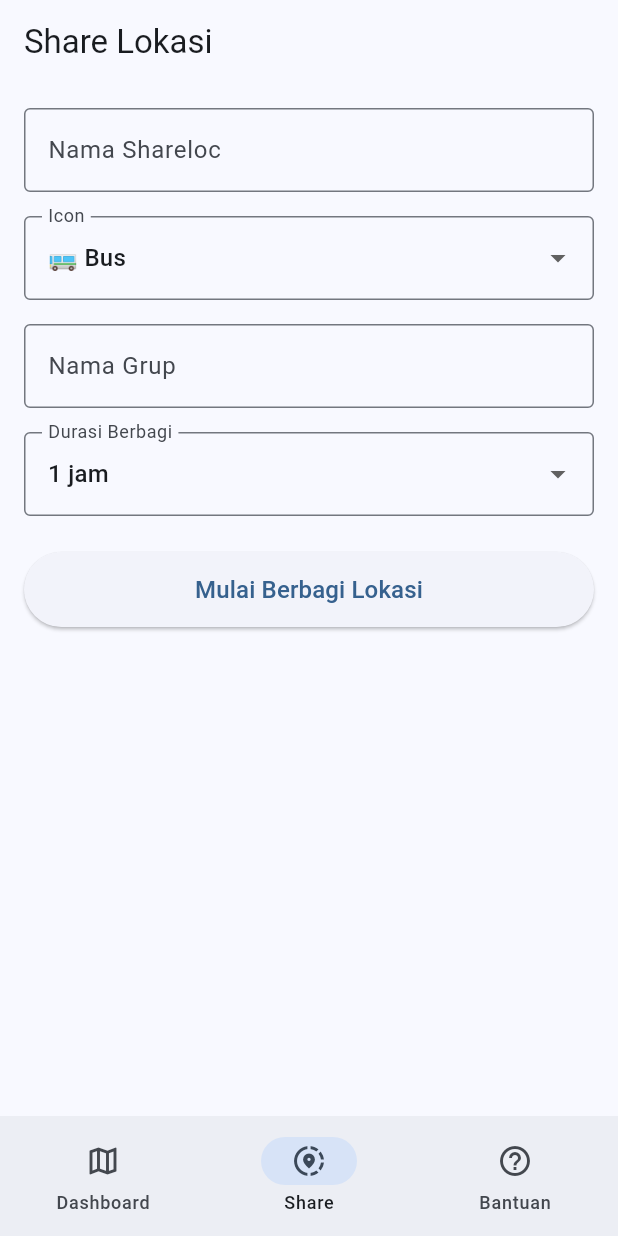
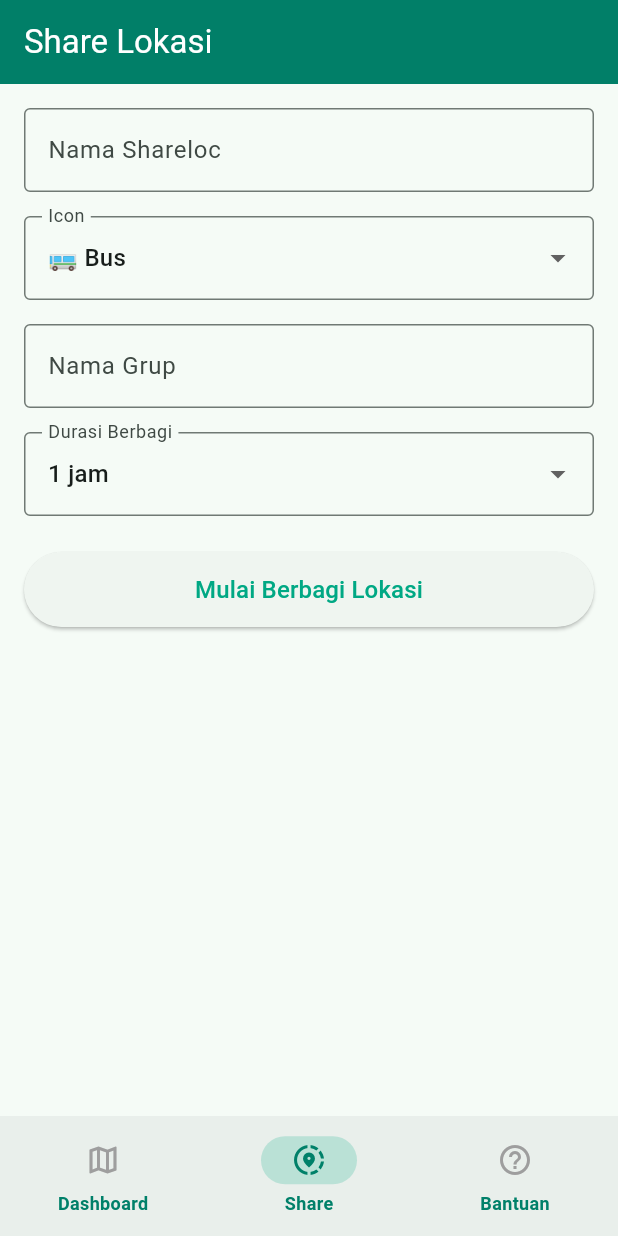
Before and after one commit to ombapit/shareliveloc, a Flutter app: the screen it shows after launch, item 2 of the bottom bar chosen, on a phone screen of 412 x 824 dp. Run offline on Flutter 3.47's test engine with Material 3 defaults, Android fonts, the phone set to English and light mode, and no system bars; our stand-ins replace connectivity_plus, emoji_picker_flutter, flutter_local_notifications, flutter_map, geolocator, google_mobile_ads and 3 more; missing offline and left inert: flutter_background_service, in_app_update; network calls fail.

```diff
--- a/shareliveloc-mobile/lib/main.dart
+++ b/shareliveloc-mobile/lib/main.dart
@@ -1,6 +1,7 @@
 import 'package:flutter/material.dart';
 import 'screens/splash_screen.dart';
 import 'services/location_service.dart';
+import 'theme.dart';
 
 void main() async {
   WidgetsFlutterBinding.ensureInitialized();
@@ -16,10 +17,7 @@
     return MaterialApp(
       title: 'ShareLiveLoc',
       debugShowCheckedModeBanner: false,
-      theme: ThemeData(
-        colorSchemeSeed: Colors.blue,
-        useMaterial3: true,
-      ),
+      theme: AppTheme.light(),
       home: const SplashScreen(),
     );
   }
--- a/shareliveloc-mobile/lib/screens/splash_screen.dart
+++ b/shareliveloc-mobile/lib/screens/splash_screen.dart
@@ -111,7 +111,7 @@
     return PopScope(
       canPop: !_mandatoryUpdate,
       child: Scaffold(
-        backgroundColor: const Color(0xFF2196F3),
+        backgroundColor: const Color(0xFF008069),
         body: Center(
           child: FadeTransition(
             opacity: _fadeAnim,
@@ -139,7 +139,7 @@
                       child: const Icon(
                         Icons.location_on,
                         size: 72,
-                        color: Color(0xFF2196F3),
+                        color: Color(0xFF008069),
                       ),
                     ),
                     const SizedBox(height: 24),
@@ -210,7 +210,7 @@
             label: Text(_updateInProgress ? 'Memproses...' : 'Update Sekarang'),
             style: FilledButton.styleFrom(
               backgroundColor: Colors.white,
-              foregroundColor: const Color(0xFF2196F3),
+              foregroundColor: const Color(0xFF008069),
               padding: const EdgeInsets.symmetric(vertical: 14),
             ),
           ),
--- /dev/null
+++ b/shareliveloc-mobile/lib/theme.dart
@@ -0,0 +1,55 @@
+import 'package:flutter/material.dart';
+
+class AppTheme {
+  // WhatsApp-inspired palette
+  static const Color primary = Color(0xFF00A884);
+  static const Color primaryDark = Color(0xFF008069);
+  static const Color primaryDeeper = Color(0xFF005C4B);
+  static const Color bubbleOut = Color(0xFFD9FDD3);
+  static const Color bubbleIn = Color(0xFFFFFFFF);
+  static const Color chatBackground = Color(0xFFEFEAE2);
+
+  static ThemeData light() {
+    final colorScheme = ColorScheme.fromSeed(
+      seedColor: primary,
+      primary: primary,
+      secondary: primaryDark,
+      brightness: Brightness.light,
+    );
+    return ThemeData(
+      colorScheme: colorScheme,
+      useMaterial3: true,
+      appBarTheme: const AppBarTheme(
+        backgroundColor: primaryDark,
+        foregroundColor: Colors.white,
+        elevation: 2,
+      ),
+      floatingActionButtonTheme: const FloatingActionButtonThemeData(
+        backgroundColor: primary,
+        foregroundColor: Colors.white,
+      ),
+      filledButtonTheme: FilledButtonThemeData(
+        style: FilledButton.styleFrom(
+          backgroundColor: primary,
+          foregroundColor: Colors.white,
+        ),
+      ),
+      navigationBarTheme: NavigationBarThemeData(
+        indicatorColor: primary.withValues(alpha: 0.2),
+        labelTextStyle: WidgetStatePropertyAll(
+          TextStyle(
+            color: primaryDark,
+            fontWeight: FontWeight.w600,
+            fontSize: 12,
+          ),
+        ),
+        iconTheme: WidgetStateProperty.resolveWith((states) {
+          if (states.contains(WidgetState.selected)) {
+            return const IconThemeData(color: primaryDark);
+          }
+          return const IconThemeData(color: Colors.grey);
+        }),
+      ),
+    );
+  }
+}
--- a/shareliveloc-mobile/pubspec.yaml
+++ b/shareliveloc-mobile/pubspec.yaml
@@ -23,6 +23,7 @@
   google_mobile_ads: ^5.3.0
   in_app_update: ^4.2.3
   connectivity_plus: ^6.1.0
+  emoji_picker_flutter: ^4.1.0
 
 dev_dependencies:
   flutter_test:
```
Also changed, not shown: shareliveloc-mobile/lib/screens/chat_screen.dart (+169 -46 lines), shareliveloc-mobile/pubspec.lock, 5 other files.
